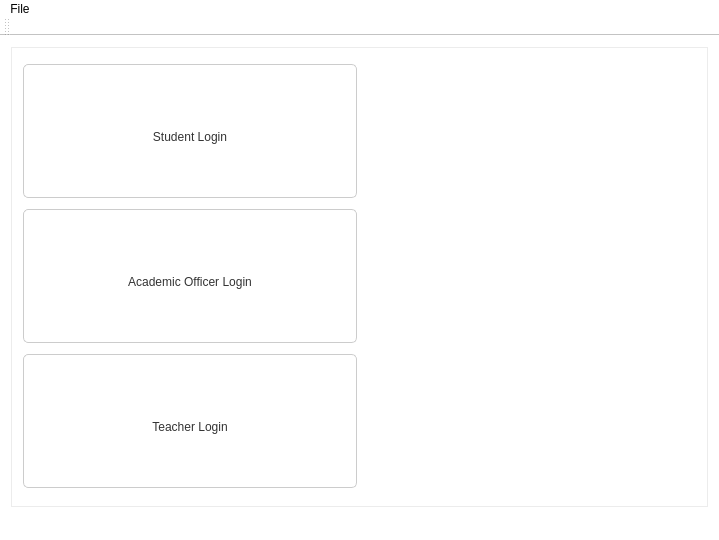
GHOSTHUNT69/SDA_LMS, file GUI/GUI.ui: the form before one commit.
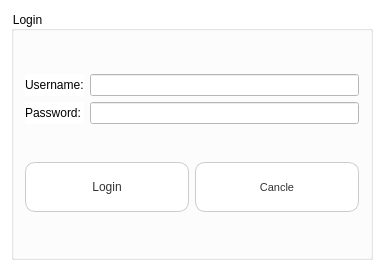
The form after the commit. Icons and pictures are not drawn.

Patch:
```diff
--- a/GUI/GUI.ui
+++ b/GUI/GUI.ui
@@ -6,69 +6,21 @@
    <rect>
     <x>0</x>
     <y>0</y>
-    <width>719</width>
-    <height>540</height>
+    <width>384</width>
+    <height>271</height>
    </rect>
   </property>
   <property name="minimumSize">
    <size>
-    <width>719</width>
-    <height>540</height>
+    <width>0</width>
+    <height>0</height>
    </size>
   </property>
   <property name="windowTitle">
    <string>GUI</string>
   </property>
   <property name="styleSheet">
-   <string notr="true">QWidget, QStackedWidget {
-	background: white;	
-}
-
-#panel {
-	border: 1px solid rgb(236, 236, 236);
-}
-
-QPushButton {
-	padding-top: 12px;
-	color: #333;
-	background-color: white;
-	border: 1px solid #ccc;
-	border-radius: 5px;
-}
-
-QPushButton:disabled {
-	color: #aaa;
-}
-
-QPushButton:pressed {
-	padding-top: 12px;
-	color: #333;
-	background-color: #eee;
-	border: 1px solid #bbb;
-}
-
-QToolButton {
-	padding-top: 12px;
-	color: #333;
-	background-color: white;
-	border: 1px solid #ccc;
-	border-radius: 5px;
-}
-
-QToolButton:pressed {
-	padding-top: 12px;
-	color: #333;
-	background-color: #eee;
-	border: 1px solid #bbb;
-}
-
-QTableWidget, #error_image {
-	border: 1px solid rgb(221, 221, 221);
-}
-
-#error_text {
-	font-size: 16px;
-}</string>
+   <string notr="true"/>
   </property>
   <widget class="QWidget" name="centralWidget">
    <property name="styleSheet">
@@ -84,8 +36,8 @@
 	color: #333;
 	background-color: white;
 	border: 1px solid #ccc;
-	min-height:120px;
-	min-width:190px;
+	border-radius: 10px;
+	text-align: center;
 }
 
 QPushButton:disabled {
@@ -99,7 +51,6 @@
 }
 
 QToolButton {
-	padding-top: 12px;
 	color: #333;
 	background-color: white;
 	border: 1px solid #ccc;
@@ -120,99 +71,92 @@
 #error_text {
 	font-size: 16px;
 }</string>
+   </property>
+   <layout class="QGridLayout" name="gridLayout">
+    <item row="0" column="0">
+     <widget class="QGroupBox" name="groupBox">
+      <property name="title">
+       <string>Login</string>
    </property>
    <layout class="QVBoxLayout" name="verticalLayout">
     <item>
-     <widget class="QStackedWidget" name="panel">
-      <widget class="QWidget" name="menu">
-       <layout class="QHBoxLayout" name="horizontalLayout_2">
+        <layout class="QGridLayout" name="gridLayout_2">
+         <item row="0" column="0">
+          <widget class="QLabel" name="label">
+           <property name="text">
+            <string>Username:</string>
+           </property>
+          </widget>
+         </item>
+         <item row="0" column="1">
+          <widget class="QLineEdit" name="username"/>
+         </item>
+         <item row="1" column="0">
+          <widget class="QLabel" name="label_2">
+           <property name="text">
+            <string>Password:</string>
+           </property>
+          </widget>
+         </item>
+         <item row="1" column="1">
+          <widget class="QLineEdit" name="password"/>
+         </item>
+        </layout>
+       </item>
         <item>
          <layout class="QHBoxLayout" name="horizontalLayout">
           <item>
-           <layout class="QVBoxLayout" name="verticalLayout_2">
-            <item>
              <widget class="QPushButton" name="pushButton">
+           <property name="sizePolicy">
+            <sizepolicy hsizetype="MinimumExpanding" vsizetype="Fixed">
+             <horstretch>0</horstretch>
+             <verstretch>0</verstretch>
+            </sizepolicy>
+           </property>
               <property name="minimumSize">
                <size>
-                <width>192</width>
-                <height>134</height>
+             <width>50</width>
+             <height>50</height>
                </size>
               </property>
               <property name="text">
-               <string>Student Login</string>
-              </property>
-             </widget>
-            </item>
-            <item>
-             <widget class="QPushButton" name="pushButton_3">
-              <property name="text">
-               <string>Academic Officer Login</string>
+            <string>Login</string>
               </property>
              </widget>
             </item>
             <item>
              <widget class="QPushButton" name="pushButton_2">
-              <property name="text">
-               <string>Teacher Login</string>
-              </property>
-             </widget>
-            </item>
-           </layout>
-          </item>
-         </layout>
-        </item>
-        <item>
-         <widget class="QLabel" name="label">
-          <property name="maximumSize">
+           <property name="sizePolicy">
+            <sizepolicy hsizetype="MinimumExpanding" vsizetype="Fixed">
+             <horstretch>0</horstretch>
+             <verstretch>0</verstretch>
+            </sizepolicy>
+           </property>
+           <property name="minimumSize">
            <size>
-            <width>16777215</width>
-            <height>16777215</height>
-           </size>
-          </property>
+             <width>50</width>
+             <height>50</height>
+            </size>
+           </property>
+           <property name="font">
+            <font>
+             <pointsize>8</pointsize>
+             <underline>false</underline>
+             <kerning>true</kerning>
+            </font>
+           </property>
           <property name="text">
-           <string/>
-          </property>
-          <property name="pixmap">
-           <pixmap>../../../Desktop/LMS-5-warning-signs-1.png</pixmap>
-          </property>
-          <property name="scaledContents">
-           <bool>true</bool>
-          </property>
+            <string>Cancle</string>
+           </property>
          </widget>
         </item>
        </layout>
-      </widget>
-      <widget class="QWidget" name="page_2"/>
-     </widget>
+       </item>
+      </layout>
+     </widget>
     </item>
    </layout>
   </widget>
-  <widget class="QMenuBar" name="menuBar">
-   <property name="geometry">
-    <rect>
-     <x>0</x>
-     <y>0</y>
-     <width>719</width>
-     <height>26</height>
-    </rect>
-   </property>
-   <widget class="QMenu" name="menuFile">
-    <property name="title">
-     <string>File</string>
-    </property>
-    <addaction name="actionExit"/>
-   </widget>
-   <addaction name="menuFile"/>
-  </widget>
-  <widget class="QToolBar" name="mainToolBar">
-   <attribute name="toolBarArea">
-    <enum>TopToolBarArea</enum>
-   </attribute>
-   <attribute name="toolBarBreak">
-    <bool>false</bool>
-   </attribute>
-  </widget>
-  <widget class="QStatusBar" name="statusBar"/>
   <action name="actionExit">
    <property name="text">
     <string>Exit</string>
```
Left out of the diff: 1 changed line with no effect on the pictures. Lines whose indentation alone changed are shown as unchanged.
